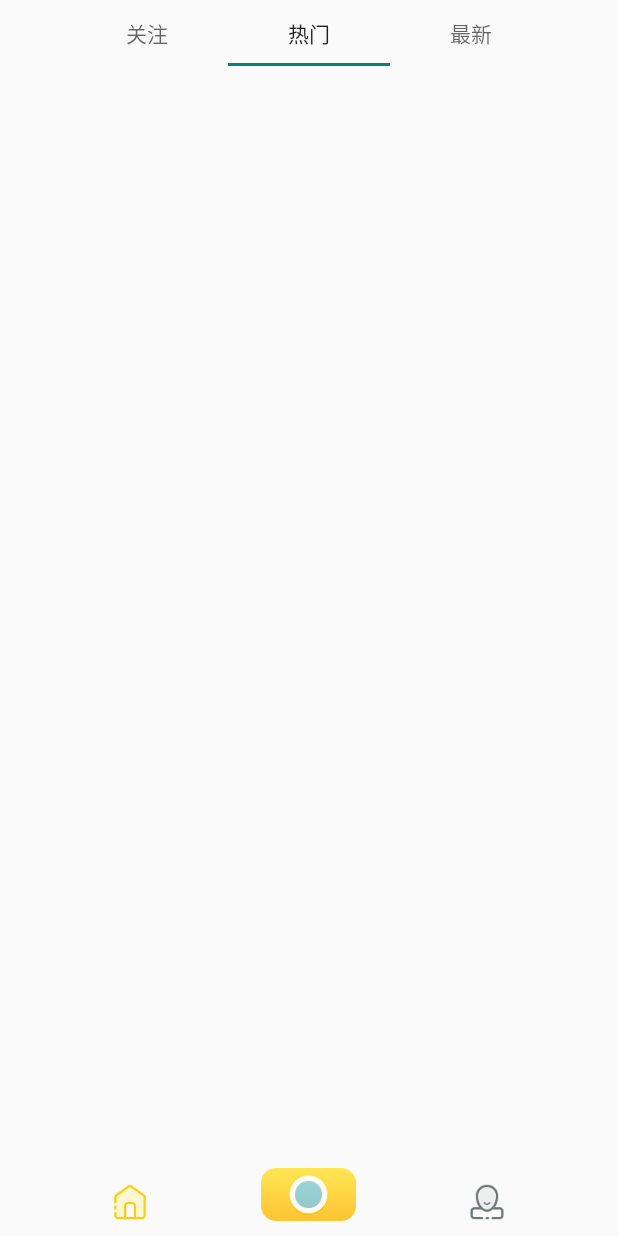
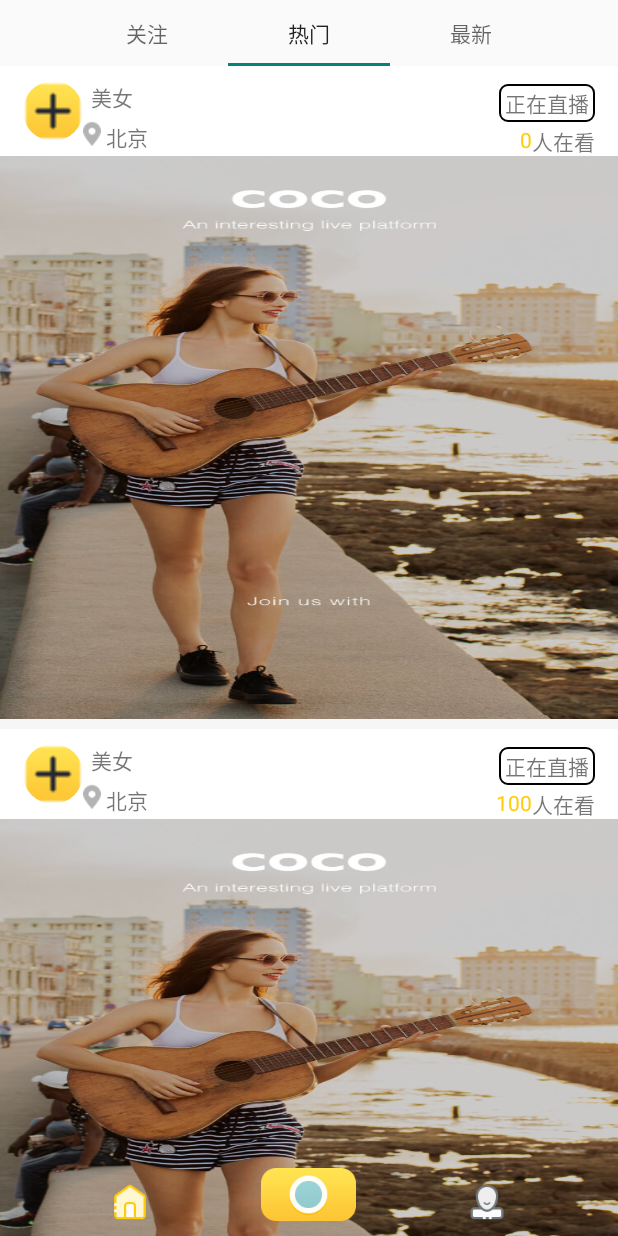
Before and after one commit to allenhmo1254/cocolive_android, an Android app: the screen it shows after launch (MainActivity), tab 2 chosen, on a phone screen of 412 x 824 dp. Run offline under Robolectric (Android 15) with nearby library versions, the phone set to English and light mode, and no system bars; our stand-ins replace ButterKnife.

Commit message:
制作HotFragment

```diff
--- a/CocoLive/app/src/main/java/zhongjie3/com/cocolive/home/hot/HotFragment.java
+++ b/CocoLive/app/src/main/java/zhongjie3/com/cocolive/home/hot/HotFragment.java
@@ -1,14 +1,20 @@
 package zhongjie3.com.cocolive.home.hot;
 
 
+import android.graphics.Rect;
 import android.os.Bundle;
+import android.os.Handler;
+import android.os.Looper;
 import android.support.v4.app.Fragment;
 import android.support.v4.widget.SwipeRefreshLayout;
 import android.support.v7.widget.LinearLayoutManager;
 import android.support.v7.widget.RecyclerView;
+import android.util.Log;
 import android.view.LayoutInflater;
 import android.view.View;
 import android.view.ViewGroup;
+import android.widget.ImageView;
+import android.widget.TextView;
 
 import java.util.ArrayList;
 import java.util.List;
@@ -21,14 +27,16 @@ import zhongjie3.com.cocolive.tools.ViewHolder;
 /**
  * A simple {@link Fragment} subclass.
  */
-public class HotFragment extends Fragment {
+public class HotFragment extends Fragment implements SwipeRefreshLayout.OnRefreshListener, Runnable {
 
     @BindView(R.id.frag_hot_recyclerView)
-    private RecyclerView recyclerView;
+    RecyclerView recyclerView;
     @BindView(R.id.frag_hot_refresh)
-    private SwipeRefreshLayout swipeRefreshLayout;
+    SwipeRefreshLayout swipeRefreshLayout;
     private LinearLayoutManager mLayoutManager;
     private List<HotItemBean> beanList;
+    private Handler handler = new Handler(Looper.getMainLooper());
+    private HotAdapter hotAdapter;
 
     public HotFragment() {
         // Required empty public constructor
@@ -41,12 +49,25 @@ public class HotFragment extends Fragment {
 
         ButterKnife.bind(this, view);
 
+        initData();
+        initView();
+
         return view;
     }
 
     private void initData()
     {
         beanList = new ArrayList<>();
+        for (int i = 0; i < 10; i ++)
+        {
+            HotItemBean bean = new HotItemBean();
+            bean.setAvatorUrl("");
+            bean.setIconUrl("");
+            bean.setLocation("北京");
+            bean.setNick("美女");
+            bean.setNum(""+i*100);
+            beanList.add(bean);
+        }
     }
 
     private void initView()
@@ -59,32 +80,71 @@ public class HotFragment extends Fragment {
     {
         mLayoutManager = new LinearLayoutManager(this.getActivity());
         recyclerView.setLayoutManager(mLayoutManager);
+
+        hotAdapter = new HotAdapter();
+        recyclerView.addItemDecoration(new HotItemDecoration());
+        recyclerView.setAdapter(hotAdapter);
     }
 
     private void initSwipeRefreshLayout()
     {
-
+        swipeRefreshLayout.setOnRefreshListener(this);
     }
 
-    private class HotAdapter extends RecyclerView.Adapter<ViewHolder>
-    {
+    @Override
+    public void onRefresh() {
+        swipeRefreshLayout.setRefreshing(true);
+        handler.postDelayed(this, 2000);
+    }
+
+    @Override
+    public void run() {
+        swipeRefreshLayout.setRefreshing(false);
+    }
+
+    private class HotAdapter extends RecyclerView.Adapter<ViewHolder> implements View.OnClickListener {
 
         @Override
         public ViewHolder onCreateViewHolder(ViewGroup parent, int viewType) {
 
-
-            return null;
+            View view = LayoutInflater.from(getActivity()).inflate(R.layout.item_recycler_hot, parent, false);
+            ViewHolder viewHolder = new ViewHolder(view);
+            view.setOnClickListener(this);
+            return viewHolder;
         }
 
         @Override
         public void onBindViewHolder(ViewHolder holder, int position) {
-
+            HotItemBean bean = beanList.get(position);
+            ((TextView)holder.get(R.id.item_hot_nick)).setText(bean.getNick());
+            ((TextView)holder.get(R.id.item_hot_location_text)).setText(bean.getLocation());
+            ((TextView)holder.get(R.id.item_hot_viewer_num_text)).setText(bean.getNum());
+            ((ImageView)holder.get(R.id.item_hot_avator)).setImageResource(R.drawable.li_btn_room_follow_bg);
+            ((ImageView)holder.get(R.id.item_hot_icon)).setImageResource(R.drawable.login_page_bg);
         }
 
         @Override
         public int getItemCount() {
             return beanList.size();
         }
+
+        @Override
+        public void onClick(View v) {
+            int position = recyclerView.getChildAdapterPosition(v);
+            Log.d("MainActivity", "position = "+position);
+        }
+    }
+
+    private class HotItemDecoration extends RecyclerView.ItemDecoration
+    {
+        @Override
+        public void getItemOffsets(Rect outRect, View view, RecyclerView parent, RecyclerView.State state) {
+            super.getItemOffsets(outRect, view, parent, state);
+            outRect.left = 0;
+            outRect.right = 0;
+            outRect.bottom = 10;
+            outRect.top = 0;
+        }
     }
 
 }
--- a/CocoLive/app/src/main/java/zhongjie3/com/cocolive/home/hot/HotItemBean.java
+++ b/CocoLive/app/src/main/java/zhongjie3/com/cocolive/home/hot/HotItemBean.java
@@ -5,4 +5,59 @@ package zhongjie3.com.cocolive.home.hot;
  */
 
 public class HotItemBean {
+    private String avatorUrl;
+    private String nick;
+    private String location;
+    private String num;
+    private String iconUrl;
+
+    public void setAvatorUrl(String avatorUrl)
+    {
+        this.avatorUrl = avatorUrl;
+    }
+
+    public String getAvatorUrl()
+    {
+        return this.avatorUrl;
+    }
+
+    public void setNick(String nick)
+    {
+        this.nick = nick;
+    }
+
+    public String getNick()
+    {
+        return this.nick;
+    }
+
+    public void setLocation(String location)
+    {
+        this.location = location;
+    }
+
+    public String getLocation()
+    {
+        return this.location;
+    }
+
+    public void setNum(String num)
+    {
+        this.num = num;
+    }
+
+    public String getNum()
+    {
+        return this.num;
+    }
+
+    public void setIconUrl(String iconUrl)
+    {
+        this.iconUrl = iconUrl;
+    }
+
+    public String getIconUrl()
+    {
+        return this.iconUrl;
+    }
 }
--- /dev/null
+++ b/CocoLive/app/src/main/java/zhongjie3/com/cocolive/widget/ArcImageView.java
@@ -0,0 +1,96 @@
+package zhongjie3.com.cocolive.widget;
+
+import android.content.Context;
+import android.graphics.Bitmap;
+import android.graphics.BitmapShader;
+import android.graphics.Canvas;
+import android.graphics.Color;
+import android.graphics.Matrix;
+import android.graphics.Paint;
+import android.graphics.Rect;
+import android.graphics.Shader;
+import android.graphics.drawable.BitmapDrawable;
+import android.graphics.drawable.ColorDrawable;
+import android.graphics.drawable.Drawable;
+import android.util.AttributeSet;
+import android.widget.ImageView;
+
+/**
+ * Created by zhongjie3 on 2017/8/27.
+ */
+
+public class ArcImageView extends ImageView {
+
+    private Paint mPaint = new Paint(Paint.ANTI_ALIAS_FLAG);
+    private Bitmap mRawBitmap;
+    private BitmapShader mShader;
+    Matrix mMatrix = new Matrix();
+    public float radius;
+
+    public ArcImageView(Context context, AttributeSet attrs) {
+        super(context, attrs);
+    }
+
+    public void setRadius(float radius)
+    {
+        this.radius = radius;
+    }
+
+    public float getRadius()
+    {
+        return this.radius;
+    }
+
+    @Override
+    protected void onDraw(Canvas canvas)
+    {
+        Bitmap rawBitmap = getBitmap(getDrawable());
+        if (rawBitmap != null)
+        {
+            int viewWidth = getWidth();
+            int viewHeight = getHeight();
+            int viewMinSize = Math.min(viewWidth, viewHeight);
+            float dstWidth = viewMinSize;
+            float dstHeight = viewMinSize;
+
+            if (mShader == null || !rawBitmap.equals(mRawBitmap))
+            {
+                mRawBitmap = rawBitmap;
+                mShader = new BitmapShader(mRawBitmap, Shader.TileMode.CLAMP, Shader.TileMode.CLAMP);
+            }
+            if (mShader != null)
+            {
+                mMatrix.setScale(dstWidth / rawBitmap.getWidth(), dstHeight / rawBitmap.getHeight());
+                mShader.setLocalMatrix(mMatrix);
+            }
+            mPaint.setShader(mShader);
+            float radius = viewMinSize / 2;
+            canvas.drawCircle(radius, radius, radius, mPaint);
+        }
+        else
+        {
+            super.onDraw(canvas);
+        }
+    }
+
+    private Bitmap getBitmap(Drawable drawable)
+    {
+        if (drawable instanceof BitmapDrawable)
+        {
+            return ((BitmapDrawable)drawable).getBitmap();
+        } else if (drawable instanceof ColorDrawable)
+        {
+            Rect rect = drawable.getBounds();
+            int width = rect.right - rect.left;
+            int height = rect.bottom - rect.top;
+            int color = ((ColorDrawable)drawable).getColor();
+            Bitmap bitmap = Bitmap.createBitmap(width, height, Bitmap.Config.ARGB_8888);
+            Canvas canvas = new Canvas(bitmap);
+            canvas.drawARGB(Color.alpha(color), Color.red(color), Color.green(color), Color.blue(color));
+            return bitmap;
+        } else {
+            return null;
+        }
+    }
+
+}
--- /dev/null
+++ b/CocoLive/app/src/main/res/drawable/shape_text_living.xml
@@ -0,0 +1,8 @@
+<?xml version="1.0" encoding="utf-8"?>
+<shape xmlns:android="http://schemas.android.com/apk/res/android" android:shape="rectangle">
+    <stroke android:color="@color/black" android:width="1dp"/>
+    <corners android:topLeftRadius="5dp"
+        android:topRightRadius="5dp"
+        android:bottomRightRadius="5dp"
+        android:bottomLeftRadius="5dp"/>
+</shape>
--- a/CocoLive/app/src/main/res/layout/fragment_hot.xml
+++ b/CocoLive/app/src/main/res/layout/fragment_hot.xml
@@ -2,6 +2,7 @@
     xmlns:tools="http://schemas.android.com/tools"
     android:layout_width="match_parent"
     android:layout_height="match_parent"
+    android:background="@color/hot_back"
     tools:context="zhongjie3.com.cocolive.home.hot.HotFragment">
 
     <android.support.v4.widget.SwipeRefreshLayout
--- a/CocoLive/app/src/main/res/layout/item_recycler_hot.xml
+++ b/CocoLive/app/src/main/res/layout/item_recycler_hot.xml
@@ -1,17 +1,20 @@
 <?xml version="1.0" encoding="utf-8"?>
 <LinearLayout xmlns:android="http://schemas.android.com/apk/res/android"
-    android:orientation="vertical" android:layout_width="match_parent"
-    android:layout_height="match_parent">
+    android:orientation="vertical"
+    android:layout_width="match_parent"
+    android:layout_height="435dp">
 
     <RelativeLayout
         android:layout_width="match_parent"
-        android:layout_height="60dp">
-        <ImageView
+        android:layout_height="60dp"
+        android:background="@color/white">
+        <zhongjie3.com.cocolive.widget.ArcImageView
             android:id="@+id/item_hot_avator"
             android:layout_width="40dp"
             android:layout_height="40dp"
             android:layout_marginLeft="15dp"
-            android:layout_centerVertical="true"/>
+            android:layout_centerVertical="true"
+            android:src="@drawable/li_btn_room_follow_bg"/>
         <TextView
             android:id="@+id/item_hot_nick"
             android:layout_width="wrap_content"
@@ -39,10 +42,16 @@
             android:id="@+id/item_hot_living_text"
             android:layout_width="wrap_content"
             android:layout_height="wrap_content"
+            android:background="@drawable/shape_text_living"
             android:text="@string/living"
             android:layout_alignParentRight="true"
             android:layout_marginRight="15dp"
-            android:layout_marginTop="12dp"/>
+            android:layout_marginTop="12dp"
+            android:paddingTop="2dp"
+            android:paddingBottom="2dp"
+            android:paddingLeft="4dp"
+            android:paddingRight="4dp"
+            android:textSize="14dp"/>
 
         <TextView
             android:id="@+id/item_hot_viewer_text"
@@ -52,7 +61,7 @@
             android:layout_alignParentRight="true"
             android:layout_marginRight="15dp"
             android:layout_below="@id/item_hot_living_text"
-            android:layout_marginTop="8dp"/>
+            android:layout_marginTop="2dp"/>
 
         <TextView
             android:id="@+id/item_hot_viewer_num_text"
@@ -67,7 +76,7 @@
     <ImageView
         android:id="@+id/item_hot_icon"
         android:layout_width="match_parent"
-        android:layout_height="match_parent"
-        android:scaleType="centerInside"/>
+        android:layout_height="375dp"
+        android:scaleType="fitXY"/>
 
 </LinearLayout>
--- a/CocoLive/app/src/main/res/values/colors.xml
+++ b/CocoLive/app/src/main/res/values/colors.xml
@@ -4,4 +4,7 @@
     <color name="colorPrimaryDark">#303F9F</color>
     <color name="colorAccent">#FF4081</color>
     <color name="item_hot_viewer_num">#FFCC0D</color>
+    <color name="hot_back">#F6F6F6</color>
+    <color name="white">#FFFFFF</color> <!--白色 -->
+    <color name="black">#000000</color> <!--白色 -->
 </resources>
```
